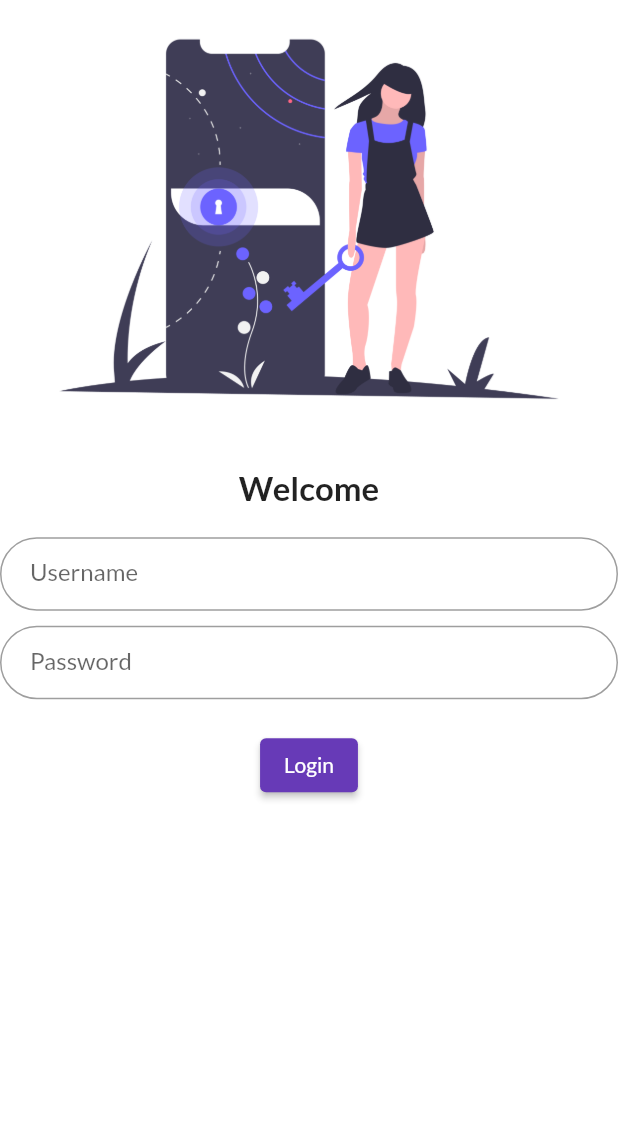
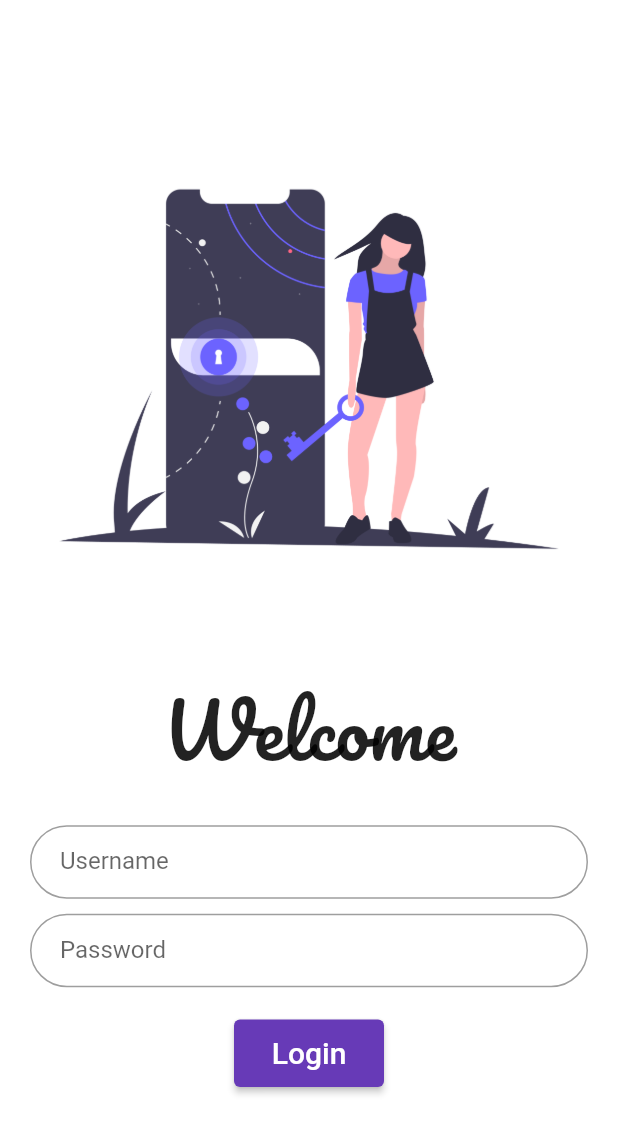
Before and after one commit to akshayhallagade/flutter_catalog, a Flutter app: the screen it shows after launch, on a phone screen of 412 x 824 dp. Shown: the top 1134 px of the screen. Run offline on Flutter 3.47's test engine with Material 2 defaults, Android fonts, the phone set to English and light mode, and no system bars; our stand-ins replace google_fonts.

Commit message:
day5 completed

```diff
--- a/lib/main.dart
+++ b/lib/main.dart
@@ -14,8 +14,8 @@ class MyApp extends StatelessWidget {
       // home: HomePage(),
       themeMode: ThemeMode.light,
       theme: ThemeData(
-          primarySwatch: Colors.deepPurple,
-          fontFamily: GoogleFonts.lato().fontFamily),
+        primarySwatch: Colors.deepPurple,
+      ),
       darkTheme: ThemeData(brightness: Brightness.dark),
       routes: {
         "/": (context) => LoginPage(),
--- a/lib/pages/login_page.dart
+++ b/lib/pages/login_page.dart
@@ -1,29 +1,38 @@
-import 'dart:ui';
+// ignore_for_file: prefer_const_constructors
 
 import "package:flutter/material.dart";
+import 'package:flutter_catalog/utilies/routes.dart';
+import 'package:google_fonts/google_fonts.dart';
 
 class LoginPage extends StatelessWidget {
   @override
   Widget build(BuildContext context) {
     return Material(
       color: Colors.white,
-      child: Center(
       child: Column(
         children: [
+          SizedBox(
+            height: 100.0,
+          ),
           Image.asset("assests/images/login.png"),
           SizedBox(
-              height: 20.0,
+            height: 50.0,
           ),
           Text(
             "Welcome",
             style: TextStyle(
-                fontSize: 22,
-                fontWeight: FontWeight.bold,
+              fontSize: 50,
+              fontFamily: GoogleFonts.pacifico().fontFamily,
+              // fontWeight: FontWeight.bold,
             ),
           ),
           SizedBox(
             height: 20.0,
           ),
+          Padding(
+            padding: const EdgeInsets.symmetric(horizontal: 20),
+            child: Column(
+              children: [
                 TextFormField(
                   decoration: InputDecoration(
                     hintText: "Enter Username",
@@ -46,20 +55,23 @@ class LoginPage extends StatelessWidget {
                         borderRadius: BorderRadius.circular(32.0)),
                   ),
                 ),
+              ],
+            ),
+          ),
           SizedBox(
             height: 20.0,
           ),
           ElevatedButton(
-              child: Text("Login"),
-              style: ButtonStyle(
-                  // foregroundColor: TextButton.styleFrom(),
+            child: Text(
+              "Login",
+              style: TextStyle(fontSize: 20),
             ),
+            style: TextButton.styleFrom(minimumSize: Size(100, 45)),
             onPressed: () {
-                print("Hey Akshay");
+              Navigator.pushNamed(context, MyRoutes.homeRoute);
             },
-            )
+          ),
         ],
-        ),
       ),
     );
   }
--- /dev/null
+++ b/lib/utilies/routes.dart
@@ -0,0 +1,4 @@
+class MyRoutes {
+  static String loginRoute = "/login";
+  static String homeRoute = "/Home";
+}
```
Lines whose indentation alone changed are shown as unchanged.
